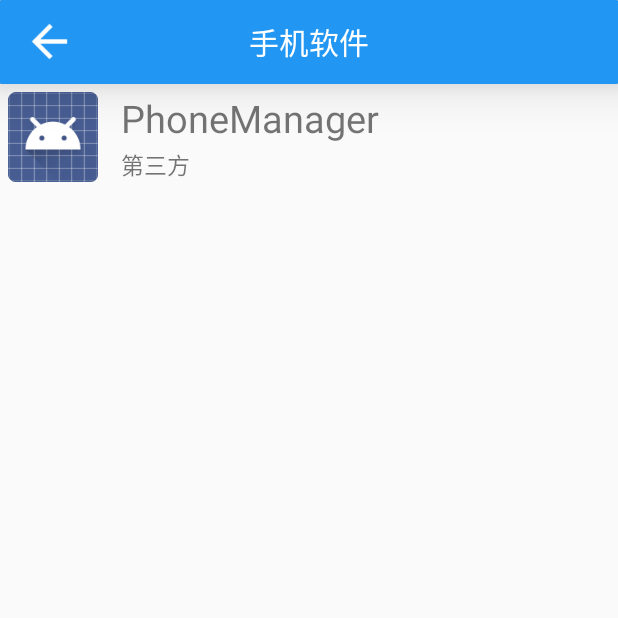
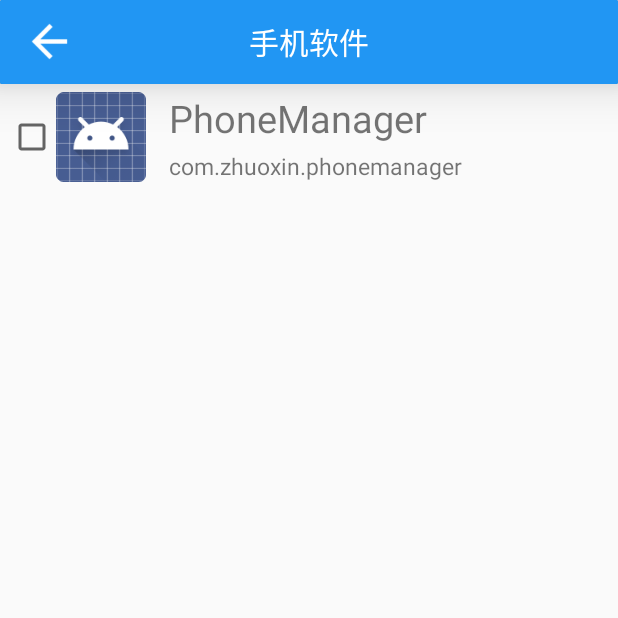
Before and after one commit to lhzheng880828/PhoneManager, an Android app: the SoftwareActivity screen opened directly, with no data from a screen before it, on a phone screen of 412 x 824 dp, the top half of it. Run offline under Robolectric (Android 15) with nearby library versions, the phone set to English and light mode, and no system bars.

Commit message:
修改软件信息界面的布局

```diff
--- a/app/src/main/java/com/zhuoxin/phonemanager/activity/SoftwareActivity.java
+++ b/app/src/main/java/com/zhuoxin/phonemanager/activity/SoftwareActivity.java
@@ -28,15 +28,21 @@ public class SoftwareActivity extends BaseActivity {
         List<ApplicationInfo> applicationInfolist = getPackageManager().getInstalledApplications(PackageManager.MATCH_UNINSTALLED_PACKAGES);
         for (ApplicationInfo info : applicationInfolist) {
             String name = (String) getPackageManager().getApplicationLabel(info);
-            String type = "";
+            boolean type = true;
             if ((info.flags & ApplicationInfo.FLAG_SYSTEM) > 0) {
-                type = "系统";
+                type = true;
             } else {
-                type = "第三方";
+                type = false;
             }
-
+            String packageName = info.packageName;
+            String version = "";
+            try {
+                version = getPackageManager().getPackageInfo(packageName, 0).versionName;
+            } catch (PackageManager.NameNotFoundException e) {
+                e.printStackTrace();
+            }
             Drawable drawable = info.loadIcon(getPackageManager());
-            SoftwareInfo softwareInfo = new SoftwareInfo(drawable, name, type);
+            SoftwareInfo softwareInfo = new SoftwareInfo(false, drawable, name, type, packageName, version);
             softwareInfoList.add(softwareInfo);
         }
         //ll
--- a/app/src/main/java/com/zhuoxin/phonemanager/adapter/SoftwareAdapter.java
+++ b/app/src/main/java/com/zhuoxin/phonemanager/adapter/SoftwareAdapter.java
@@ -3,6 +3,7 @@ package com.zhuoxin.phonemanager.adapter;
 import android.content.Context;
 import android.view.View;
 import android.view.ViewGroup;
+import android.widget.CheckBox;
 import android.widget.ImageView;
 import android.widget.TextView;
 
@@ -25,26 +26,34 @@ public class SoftwareAdapter extends MyBaseAdapter<SoftwareInfo> {
         if (convertView == null) {
             convertView = layoutInflater.inflate(R.layout.item_software, null);
             holder = new ViewHolder();
+            holder.cb_app = (CheckBox) convertView.findViewById(R.id.cb_app);
             holder.iv_appicon = (ImageView) convertView.findViewById(R.id.iv_appicon);
             holder.tv_appname = (TextView) convertView.findViewById(R.id.tv_appname);
-            holder.tv_apptype = (TextView) convertView.findViewById(R.id.tv_apptype);
+            holder.tv_appversion = (TextView) convertView.findViewById(R.id.tv_appversion);
+            holder.tv_packagename = (TextView) convertView.findViewById(R.id.tv_packagename);
             convertView.setTag(holder);
         } else {
             holder = (ViewHolder) convertView.getTag();
         }
+
+        //设置控件的内容
         SoftwareInfo info = getItem(position);
+        holder.cb_app.setChecked(info.hasDelete);
         if (info.appIcon != null) {
             holder.iv_appicon.setImageDrawable(info.appIcon);
         }
         holder.tv_appname.setText(info.appName);
-        holder.tv_apptype.setText(info.appType);
+        holder.tv_appversion.setText(info.appVersion);
+        holder.tv_packagename.setText(info.packageName);
 
         return convertView;
     }
 
     private static class ViewHolder {
+        CheckBox cb_app;
         ImageView iv_appicon;
         TextView tv_appname;
-        TextView tv_apptype;
+        TextView tv_appversion;
+        TextView tv_packagename;
     }
 }
--- a/app/src/main/java/com/zhuoxin/phonemanager/entity/SoftwareInfo.java
+++ b/app/src/main/java/com/zhuoxin/phonemanager/entity/SoftwareInfo.java
@@ -7,13 +7,19 @@ import android.graphics.drawable.Drawable;
  */
 
 public class SoftwareInfo {
+    public boolean hasDelete;
     public Drawable appIcon;
     public String appName;
-    public String appType;
+    public boolean isSystem;
+    public String packageName;
+    public String appVersion;
 
-    public SoftwareInfo(Drawable appIcon, String appName, String appType) {
+    public SoftwareInfo(boolean hasDelete, Drawable appIcon, String appName, boolean isSystem, String packageName, String appVersion) {
+        this.hasDelete = hasDelete;
         this.appIcon = appIcon;
         this.appName = appName;
-        this.appType = appType;
+        this.isSystem = isSystem;
+        this.packageName = packageName;
+        this.appVersion = appVersion;
     }
 }
--- /dev/null
+++ b/app/src/main/res/drawable/selector_background_gray.xml
@@ -0,0 +1,4 @@
+<selector xmlns:android="http://schemas.android.com/apk/res/android">
+    <item android:drawable="@drawable/shape_background_pressed_gray" android:state_pressed="true"></item>
+    <item android:drawable="@drawable/shape_background_defaut_gray"></item>
+</selector>
--- /dev/null
+++ b/app/src/main/res/drawable/shape_background_defaut_gray.xml
@@ -0,0 +1,5 @@
+<shape xmlns:android="http://schemas.android.com/apk/res/android"
+       android:shape="rectangle">
+    <solid android:color="#f8f8f8"></solid>
+    <corners android:radius="1dp"></corners>
+</shape>
--- /dev/null
+++ b/app/src/main/res/drawable/shape_background_pressed_gray.xml
@@ -0,0 +1,5 @@
+<shape xmlns:android="http://schemas.android.com/apk/res/android"
+       android:shape="rectangle">
+    <solid android:color="#e4e4e4"></solid>
+    <corners android:radius="1dp"></corners>
+</shape>
--- a/app/src/main/res/layout/item_software.xml
+++ b/app/src/main/res/layout/item_software.xml
@@ -5,27 +5,54 @@
                 android:padding="5dp"
     >
 
+    <CheckBox
+        android:id="@+id/cb_app"
+        android:layout_width="wrap_content"
+        android:layout_height="wrap_content"
+        android:layout_centerVertical="true"/>
+
     <ImageView
         android:id="@+id/iv_appicon"
         android:layout_width="@dimen/item_height"
         android:layout_height="@dimen/item_height"
+        android:layout_alignParentTop="true"
+        android:layout_toEndOf="@+id/cb_app"
         android:src="@mipmap/ic_launcher"/>
+
+    <LinearLayout
+        android:layout_width="match_parent"
+        android:layout_height="wrap_content"
+        android:layout_toEndOf="@id/iv_appicon"
+        android:orientation="horizontal">
 
         <TextView
 
             android:id="@+id/tv_appname"
-        android:layout_width="wrap_content"
+            android:layout_width="0dp"
             android:layout_height="wrap_content"
             android:layout_marginStart="@dimen/item_margin"
-        android:layout_toEndOf="@id/iv_appicon"
+            android:layout_weight="7"
             android:ellipsize="end"
-        android:gravity="center"
+
             android:maxLines="1"
             android:text="QQ"
             android:textSize="25dp"/>
 
         <TextView
-        android:id="@+id/tv_apptype"
+            android:id="@+id/tv_appversion"
+            android:layout_width="0dp"
+            android:layout_height="wrap_content"
+            android:layout_marginStart="@dimen/item_margin"
+            android:layout_weight="3"
+            android:ellipsize="end"
+            android:maxLines="1"
+            android:text="6.0.1"
+            android:textSize="18sp"/>
+    </LinearLayout>
+
+
+    <TextView
+        android:id="@+id/tv_packagename"
         android:layout_width="wrap_content"
         android:layout_height="wrap_content"
         android:layout_alignBottom="@id/iv_appicon"
@@ -35,4 +62,5 @@
         android:text="10086"
         android:textSize="15dp"/>
 
+
 </RelativeLayout>
```
Lines whose indentation alone changed are shown as unchanged.
